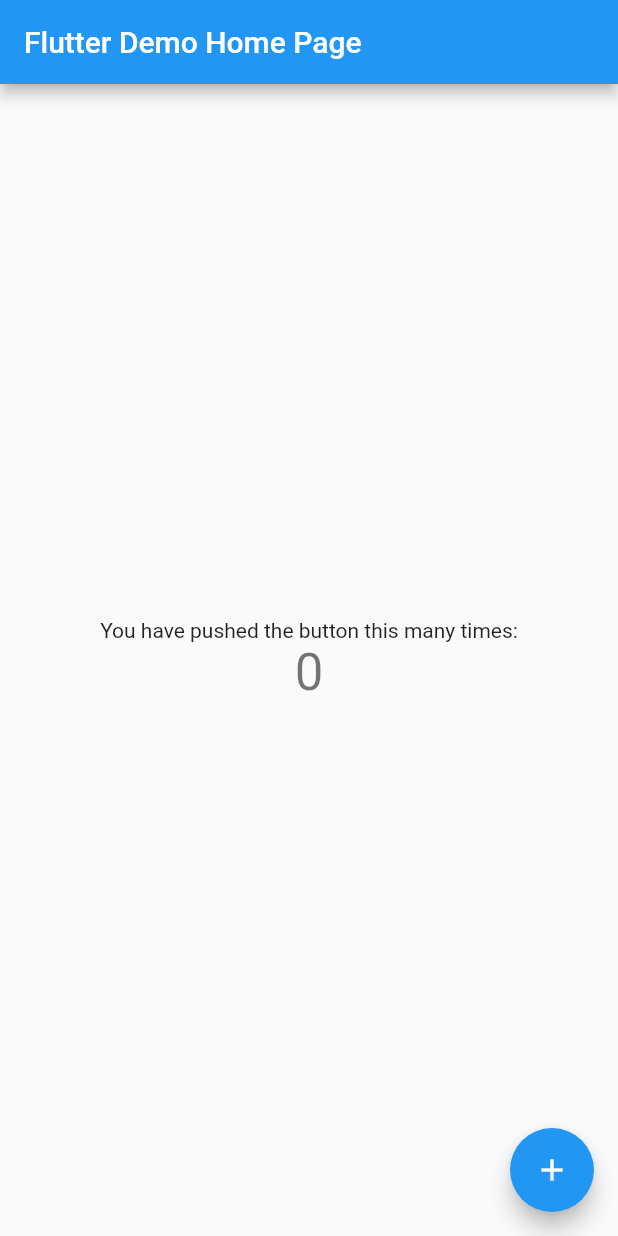
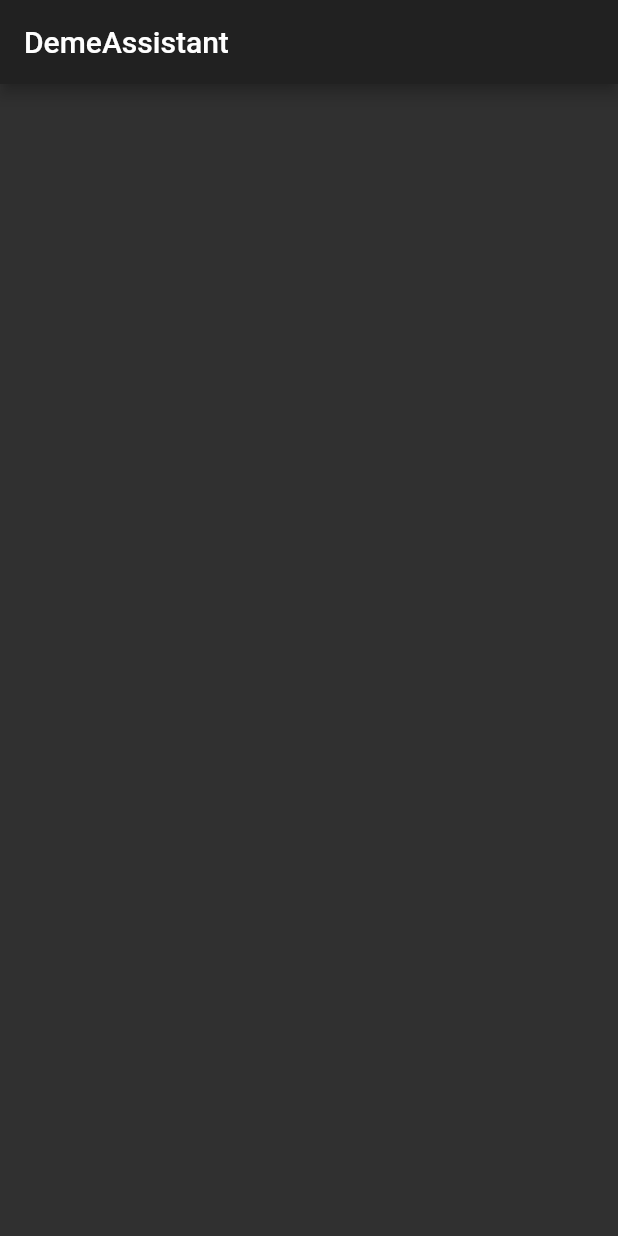
Before and after one commit to KathirvelChandrasekaran/demeAssist, a Flutter app: the screen it shows after launch, on a phone screen of 412 x 824 dp. Run offline on Flutter 3.47's test engine with Material 2 defaults, Android fonts, the phone set to English and light mode, and no system bars; our stand-ins replace firebase_core; accounts and stored records are empty.

```diff
--- /dev/null
+++ b/lib/app.dart
@@ -0,0 +1,15 @@
+import 'package:flutter/material.dart';
+import 'package:demeassist/screens/splashScreen.dart';
+
+class App extends StatelessWidget {
+  @override
+  Widget build(BuildContext context) {
+    return Container(
+      child: MaterialApp(
+        debugShowCheckedModeBanner: false,
+        theme: ThemeData.dark(),
+        home: SplashScreen(),
+      ),
+    );
+  }
+}
--- a/lib/main.dart
+++ b/lib/main.dart
@@ -1,113 +1,9 @@
+import 'package:demeassist/app.dart';
+import 'package:firebase_core/firebase_core.dart';
 import 'package:flutter/material.dart';
 
-void main() {
-  runApp(MyApp());
+void main() async {
+  WidgetsFlutterBinding.ensureInitialized();
+  await Firebase.initializeApp();
+  runApp(App());
 }
-
-class MyApp extends StatelessWidget {
-  // This widget is the root of your application.
-  @override
-  Widget build(BuildContext context) {
-    return MaterialApp(
-      title: 'Flutter Demo',
-      theme: ThemeData(
-        // This is the theme of your application.
-        //
-        // Try running your application with "flutter run". You'll see the
-        // application has a blue toolbar. Then, without quitting the app, try
-        // changing the primarySwatch below to Colors.green and then invoke
-        // "hot reload" (press "r" in the console where you ran "flutter run",
-        // or simply save your changes to "hot reload" in a Flutter IDE).
-        // Notice that the counter didn't reset back to zero; the application
-        // is not restarted.
-        primarySwatch: Colors.blue,
-      ),
-      home: MyHomePage(title: 'Flutter Demo Home Page'),
-    );
-  }
-}
-
-class MyHomePage extends StatefulWidget {
-  MyHomePage({Key key, this.title}) : super(key: key);
-
-  // This widget is the home page of your application. It is stateful, meaning
-  // that it has a State object (defined below) that contains fields that affect
-  // how it looks.
-
-  // This class is the configuration for the state. It holds the values (in this
-  // case the title) provided by the parent (in this case the App widget) and
-  // used by the build method of the State. Fields in a Widget subclass are
-  // always marked "final".
-
-  final String title;
-
-  @override
-  _MyHomePageState createState() => _MyHomePageState();
-}
-
-class _MyHomePageState extends State<MyHomePage> {
-  int _counter = 0;
-
-  void _incrementCounter() {
-    setState(() {
-      // This call to setState tells the Flutter framework that something has
-      // changed in this State, which causes it to rerun the build method below
-      // so that the display can reflect the updated values. If we changed
-      // _counter without calling setState(), then the build method would not be
-      // called again, and so nothing would appear to happen.
-      _counter++;
-    });
-  }
-
-  @override
-  Widget build(BuildContext context) {
-    // This method is rerun every time setState is called, for instance as done
-    // by the _incrementCounter method above.
-    //
-    // The Flutter framework has been optimized to make rerunning build methods
-    // fast, so that you can just rebuild anything that needs updating rather
-    // than having to individually change instances of widgets.
-    return Scaffold(
-      appBar: AppBar(
-        // Here we take the value from the MyHomePage object that was created by
-        // the App.build method, and use it to set our appbar title.
-        title: Text(widget.title),
-      ),
-      body: Center(
-        // Center is a layout widget. It takes a single child and positions it
-        // in the middle of the parent.
-        child: Column(
-          // Column is also a layout widget. It takes a list of children and
-          // arranges them vertically. By default, it sizes itself to fit its
-          // children horizontally, and tries to be as tall as its parent.
-          //
-          // Invoke "debug painting" (press "p" in the console, choose the
-          // "Toggle Debug Paint" action from the Flutter Inspector in Android
-          // Studio, or the "Toggle Debug Paint" command in Visual Studio Code)
-          // to see the wireframe for each widget.
-          //
-          // Column has various properties to control how it sizes itself and
-          // how it positions its children. Here we use mainAxisAlignment to
-          // center the children vertically; the main axis here is the vertical
-          // axis because Columns are vertical (the cross axis would be
-          // horizontal).
-          mainAxisAlignment: MainAxisAlignment.center,
-          children: <Widget>[
-            Text(
-              'You have pushed the button this many times:',
-            ),
-            Text(
-              '$_counter',
-              style: Theme.of(context).textTheme.headline4,
-            ),
-          ],
-        ),
-      ),
-      floatingActionButton: FloatingActionButton(
-        onPressed: _incrementCounter,
-        tooltip: 'Increment',
-        child: Icon(Icons.add),
-      ), // This trailing comma makes auto-formatting nicer for build methods.
-    );
-  }
-}
--- /dev/null
+++ b/lib/screens/splashScreen.dart
@@ -0,0 +1,12 @@
+import 'package:flutter/material.dart';
+
+class SplashScreen extends StatelessWidget {
+  @override
+  Widget build(BuildContext context) {
+    return Scaffold(
+      appBar: AppBar(
+        title: Text('DemeAssistant'),
+      ),
+    );
+  }
+}
```
Also changed, not shown: pubspec.yaml (+6 -3 lines), lib/screens/wrapper.dart (added), pubspec.lock, 4 other files.
